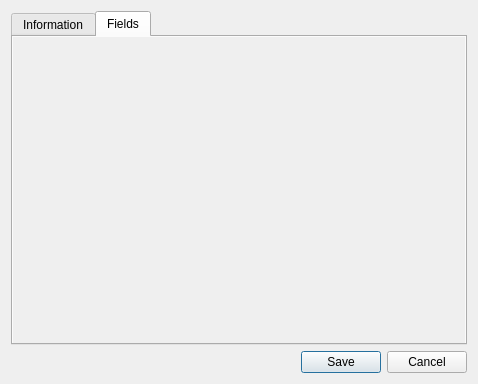
This is ui/designer/properties.ui in arielvb/collector as Qt 5 draws it before an edit. The edited form follows.
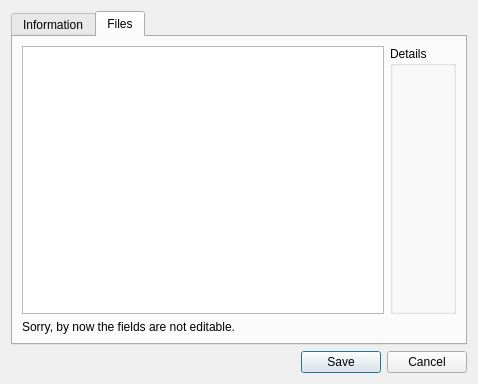
This is the edited form. The open tabs and pages were chosen to show the change.

Commit message: Files tab in properties and keyboard shortcut

Patch:
```diff
--- a/ui/designer/properties.ui
+++ b/ui/designer/properties.ui
@@ -96,37 +96,33 @@
      </widget>
      <widget class="QWidget" name="fields">
       <attribute name="title">
-       <string>Fields</string>
+       <string>Files</string>
       </attribute>
-      <layout class="QHBoxLayout" name="horizontalLayout_2">
-       <property name="spacing">
-        <number>-1</number>
-       </property>
-       <property name="margin">
-        <number>0</number>
-       </property>
+      <layout class="QVBoxLayout" name="verticalLayout">
        <item>
-        <widget class="QScrollArea" name="scrollArea">
-         <property name="frameShape">
-          <enum>QFrame::NoFrame</enum>
+        <layout class="QHBoxLayout" name="horizontalLayout_2">
+         <item>
+          <widget class="QListWidget" name="fieldsList"/>
+         </item>
+         <item>
+          <widget class="QGroupBox" name="groupBox">
+           <property name="title">
+            <string>Details</string>
+           </property>
+           <layout class="QFormLayout" name="formLayout">
+            <property name="fieldGrowthPolicy">
+             <enum>QFormLayout::FieldsStayAtSizeHint</enum>
+            </property>
+           </layout>
+          </widget>
+         </item>
+        </layout>
+       </item>
+       <item>
+        <widget class="QLabel" name="label">
+         <property name="text">
+          <string>Sorry, by now the fields are not editable.</string>
          </property>
-         <property name="frameShadow">
-          <enum>QFrame::Plain</enum>
-         </property>
-         <property name="widgetResizable">
-          <bool>true</bool>
-         </property>
-         <widget class="QWidget" name="scrollAreaWidgetContents">
-          <property name="geometry">
-           <rect>
-            <x>0</x>
-            <y>0</y>
-            <width>448</width>
-            <height>289</height>
-           </rect>
-          </property>
-          <layout class="QVBoxLayout" name="verticalLayout_3"/>
-         </widget>
         </widget>
        </item>
       </layout>
```
Left out of the diff: 6 changed lines with no effect on the pictures. The commit also changes 7 other files.
